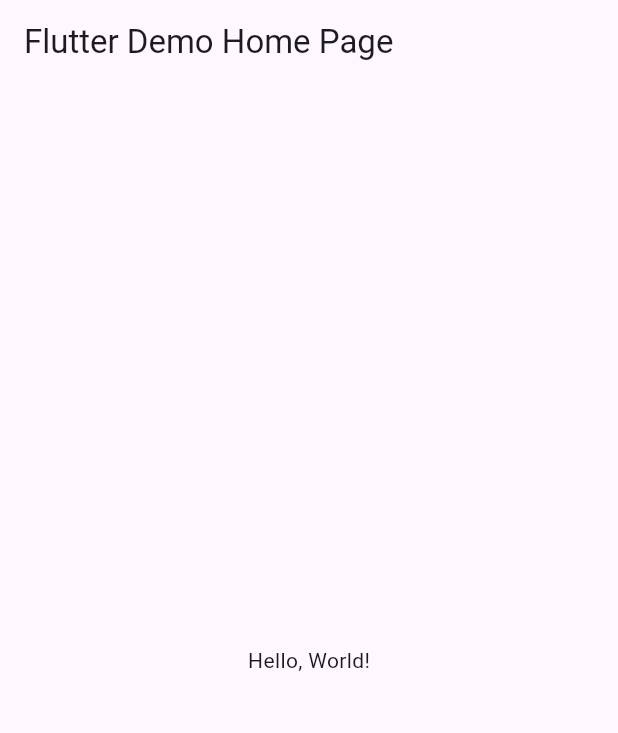
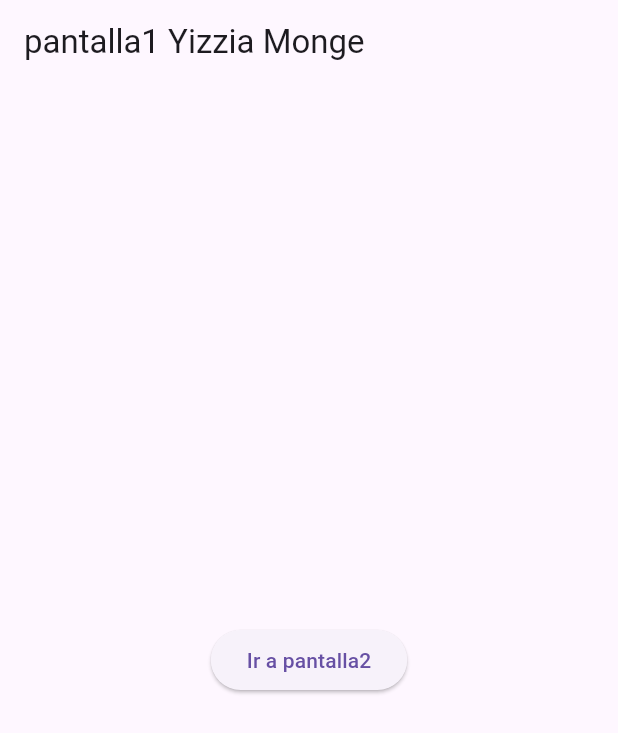
Before and after one commit to YizziaA/p12-EntregaPag-6j, a Flutter app: the screen it shows after launch, on a phone screen of 412 x 824 dp. Shown: the top 733 px of the screen. Run offline on Flutter 3.47's test engine with Material 3 defaults, Android fonts, the phone set to English and light mode, and no system bars.

```diff
--- a/lib/main.dart
+++ b/lib/main.dart
@@ -1,43 +1,22 @@
 import 'package:flutter/material.dart';
+import 'package:monge/pantalla1.dart';
+import 'package:monge/pantalla2.dart';
 
-void main() => runApp(MyApp());
+void main() => runApp(const AppEntrePaginas());
 
-class MyApp extends StatelessWidget {
-  const MyApp({super.key});
-  // This widget is the root of your application.
+class AppEntrePaginas extends StatelessWidget {
+  const AppEntrePaginas({Key? key}) : super(key: key);
+
   @override
   Widget build(BuildContext context) {
     return MaterialApp(
-      // Application name
-      title: 'Flutter Hello World',
-      // Application theme data, you can set the colors for the application as
-      // you want
-      theme: ThemeData(
-        // useMaterial3: true,
-        primarySwatch: Colors.blue,
-      ),
-      // A widget which will be started on application startup
-      home: MyHomePage(title: 'Flutter Demo Home Page'),
-    );
-  }
-}
-
-class MyHomePage extends StatelessWidget {
-  final String title;
-  const MyHomePage({super.key, required this.title});
-
-  @override
-  Widget build(BuildContext context) {
-    return Scaffold(
-      appBar: AppBar(
-        // The title text which will be shown on the action bar
-        title: Text(title),
-      ),
-      body: Center(
-        child: Text(
-          'Hello, World!',
-        ),
-      ),
-    );
-  }
-}
+      debugShowCheckedModeBanner: false,
+      title: "Web Yizzia MM",
+      initialRoute: "/",
+      routes: {
+        "/": (context) => const Pantalla1(),
+        "/pantalla2": (context) => const Pantalla2(),
+      }, //ruta de entre paginas
+    ); //retun material
+  } //widget
+} //clase app entrepaginas
--- /dev/null
+++ b/lib/pantalla1.dart
@@ -0,0 +1,24 @@
+import 'package:flutter/material.dart';
+import 'package:monge/pantalla1.dart';
+
+class Pantalla1 extends StatelessWidget {
+  const Pantalla1({Key? key}) : super(key: key);
+
+  @override
+  Widget build(BuildContext context) {
+    return Scaffold(
+      appBar: AppBar(
+        title: const Text('pantalla1 Yizzia Monge'),
+      ),
+      body: Center(
+        child: ElevatedButton(
+          child: const Text("Ir a pantalla2"),
+          onPressed: () {
+            Navigator.pushNamed(context, "/pantalla2",
+                arguments: "La mensa pantalla1"); //fin navigator
+          }, // fin onpressed presionando boton
+        ),
+      ),
+    );
+  } //fin widget
+} //fin clase pant alla1
--- /dev/null
+++ b/lib/pantalla2.dart
@@ -0,0 +1,24 @@
+import 'package:flutter/material.dart';
+
+class Pantalla2 extends StatelessWidget {
+  const Pantalla2({Key? key}) : super(key: key);
+
+  @override
+  Widget build(BuildContext context) {
+    final argumento = ModalRoute.of(context)!.settings.arguments as String;
+    return Scaffold(
+      appBar: AppBar(
+        title: const Text('pantalla2 Yizzia Monge'),
+      ),
+      body: Center(
+          child: Column(mainAxisAlignment: MainAxisAlignment.center, children: [
+        Text(argumento),
+        ElevatedButton(
+            child: const Text("Regresar a Pantalla1"),
+            onPressed: () {
+              Navigator.pop(context);
+            }),
+      ])),
+    );
+  }
+}
```
